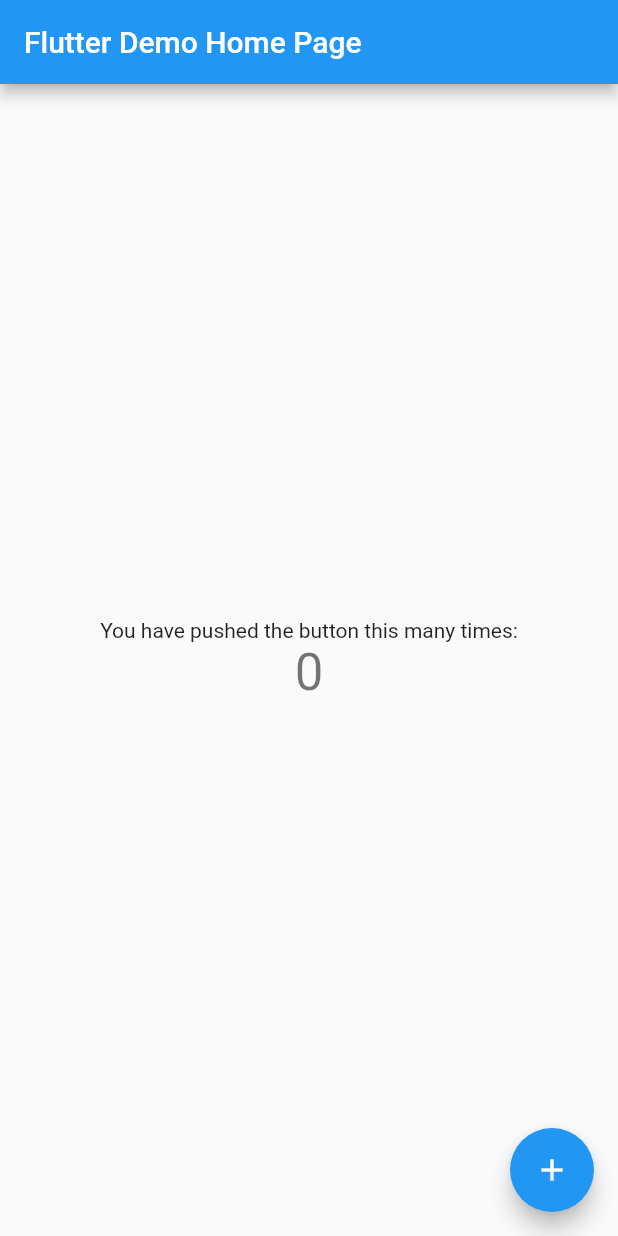
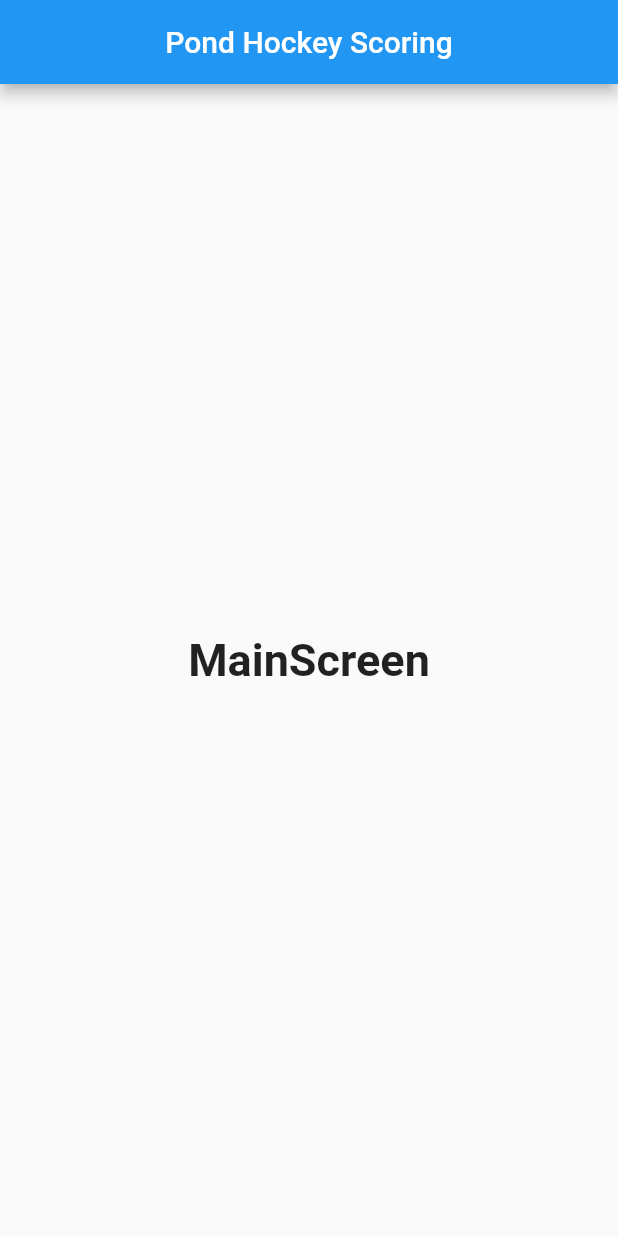
Before and after one commit to Simple-Computers-101/pond_hockey, a Flutter app: the screen it shows after launch, on a phone screen of 412 x 824 dp. Run offline on Flutter 3.47's test engine with Material 2 defaults, Android fonts, the phone set to English and light mode, and no system bars; our stand-ins replace splashscreen.

Commit message:
Initial Upload

```diff
--- a/lib/main.dart
+++ b/lib/main.dart
@@ -1,111 +1,50 @@
 import 'package:flutter/material.dart';
+import 'package:splashscreen/splashscreen.dart';
 
-void main() => runApp(MyApp());
+    void main () {
+      runApp(new MaterialApp(
+        debugShowCheckedModeBanner: false,
+        home: new MyApp(),
+      ));
+    }
 
-class MyApp extends StatelessWidget {
-  // This widget is the root of your application.
+    class MyApp extends StatefulWidget {
+      @override
+      _MyAppState createState() => _MyAppState();
+    }
+
+    class _MyAppState extends State<MyApp> {
       @override
       Widget build(BuildContext context) {
-    return MaterialApp(
-      title: 'Flutter Demo',
-      theme: ThemeData(
-        // This is the theme of your application.
-        //
-        // Try running your application with "flutter run". You'll see the
-        // application has a blue toolbar. Then, without quitting the app, try
-        // changing the primarySwatch below to Colors.green and then invoke
-        // "hot reload" (press "r" in the console where you ran "flutter run",
-        // or simply save your changes to "hot reload" in a Flutter IDE).
-        // Notice that the counter didn't reset back to zero; the application
-        // is not restarted.
-        primarySwatch: Colors.blue,
-      ),
-      home: MyHomePage(title: 'Flutter Demo Home Page'),
+        return SplashScreen(
+          seconds: 5,
+          backgroundColor: Colors.black,
+          image: Image.asset('assets/img/logo.png'),
+          loadingText: Text('Loading Pond Hockey Scoring App', style: TextStyle(fontSize: 15, color: Colors.white)),
+          loaderColor: Colors.white,
+          photoSize: 150,
+          navigateAfterSeconds: MainScreen(),
+
         );
       }
     }
 
-class MyHomePage extends StatefulWidget {
-  MyHomePage({Key key, this.title}) : super(key: key);
 
-  // This widget is the home page of your application. It is stateful, meaning
-  // that it has a State object (defined below) that contains fields that affect
-  // how it looks.
-
-  // This class is the configuration for the state. It holds the values (in this
-  // case the title) provided by the parent (in this case the App widget) and
-  // used by the build method of the State. Fields in a Widget subclass are
-  // always marked "final".
-
-  final String title;
-
-  @override
-  _MyHomePageState createState() => _MyHomePageState();
-}
-
-class _MyHomePageState extends State<MyHomePage> {
-  int _counter = 0;
-
-  void _incrementCounter() {
-    setState(() {
-      // This call to setState tells the Flutter framework that something has
-      // changed in this State, which causes it to rerun the build method below
-      // so that the display can reflect the updated values. If we changed
-      // _counter without calling setState(), then the build method would not be
-      // called again, and so nothing would appear to happen.
-      _counter++;
-    });
-  }
-
+class MainScreen extends StatelessWidget {
   @override
   Widget build(BuildContext context) {
-    // This method is rerun every time setState is called, for instance as done
-    // by the _incrementCounter method above.
-    //
-    // The Flutter framework has been optimized to make rerunning build methods
-    // fast, so that you can just rebuild anything that needs updating rather
-    // than having to individually change instances of widgets.
     return Scaffold(
       appBar: AppBar(
-        // Here we take the value from the MyHomePage object that was created by
-        // the App.build method, and use it to set our appbar title.
-        title: Text(widget.title),
+          backgroundColor: Colors.blue,
+          centerTitle: true,
+          title: Text('Pond Hockey Scoring')
       ),
       body: Center(
-        // Center is a layout widget. It takes a single child and positions it
-        // in the middle of the parent.
-        child: Column(
-          // Column is also a layout widget. It takes a list of children and
-          // arranges them vertically. By default, it sizes itself to fit its
-          // children horizontally, and tries to be as tall as its parent.
-          //
-          // Invoke "debug painting" (press "p" in the console, choose the
-          // "Toggle Debug Paint" action from the Flutter Inspector in Android
-          // Studio, or the "Toggle Debug Paint" command in Visual Studio Code)
-          // to see the wireframe for each widget.
-          //
-          // Column has various properties to control how it sizes itself and
-          // how it positions its children. Here we use mainAxisAlignment to
-          // center the children vertically; the main axis here is the vertical
-          // axis because Columns are vertical (the cross axis would be
-          // horizontal).
-          mainAxisAlignment: MainAxisAlignment.center,
-          children: <Widget>[
-            Text(
-              'You have pushed the button this many times:',
-            ),
-            Text(
-              '$_counter',
-              style: Theme.of(context).textTheme.display1,
-            ),
-          ],
+        child: Text(
+          'MainScreen',
+          style: TextStyle(fontSize: 30.0, fontWeight: FontWeight.bold),
         ),
       ),
-      floatingActionButton: FloatingActionButton(
-        onPressed: _incrementCounter,
-        tooltip: 'Increment',
-        child: Icon(Icons.add),
-      ), // This trailing comma makes auto-formatting nicer for build methods.
     );
   }
 }
--- a/pubspec.yaml
+++ b/pubspec.yaml
@@ -19,6 +19,7 @@
 dependencies:
   flutter:
     sdk: flutter
+  splashscreen: ^1.2.0
 
   # The following adds the Cupertino Icons font to your application.
   # Use with the CupertinoIcons class for iOS style icons.
@@ -41,7 +42,9 @@
   uses-material-design: true
 
   # To add assets to your application, add an assets section, like this:
-  # assets:
+  assets:
+     - assets/img/logo.png
+     - assets/img/loading.gif
   #  - images/a_dot_burr.jpeg
   #  - images/a_dot_ham.jpeg
 
```
Also changed, not shown: assets/img/bg.png (added), assets/img/loading.gif (added), assets/img/logo.png (added), pubspec.lock. Lines whose indentation alone changed are shown as unchanged.
